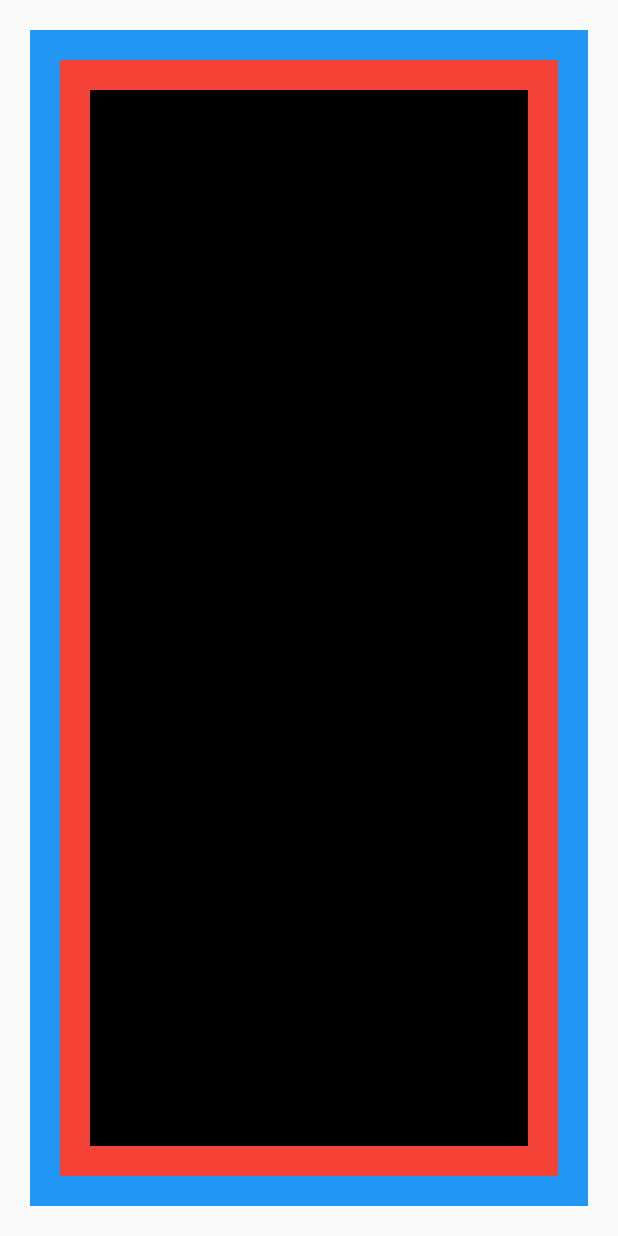
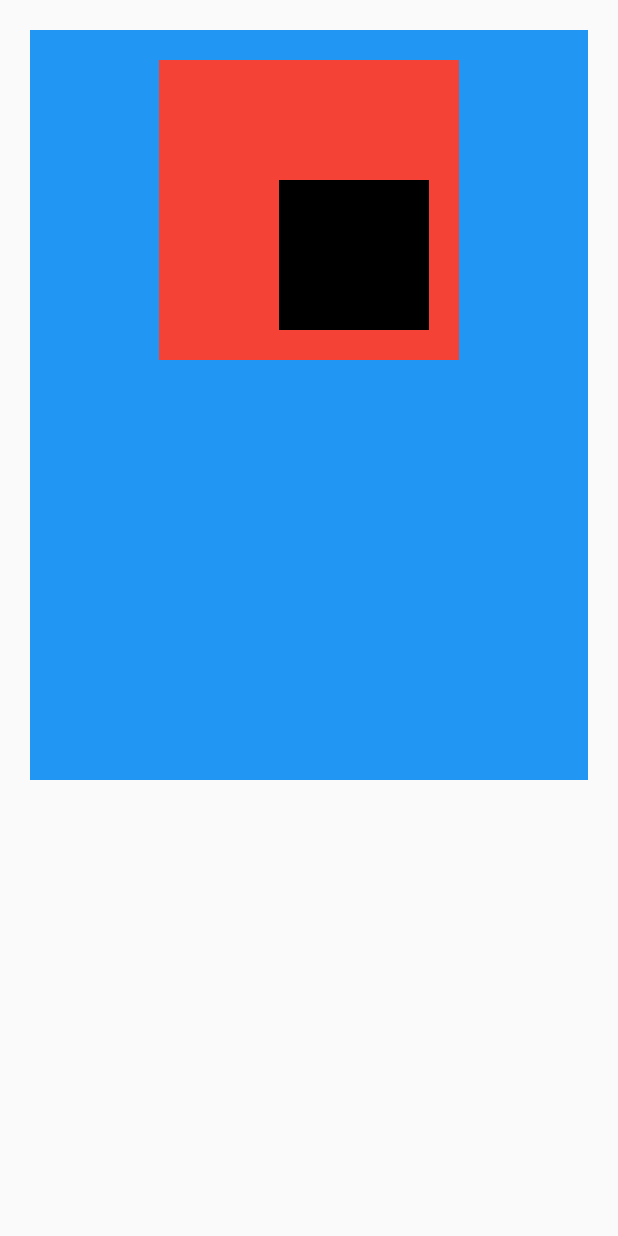
Before and after one commit to atorigin/flutter_book, a Flutter app: the screen it shows after launch, on a phone screen of 412 x 824 dp. Run offline on Flutter 3.47's test engine with Material 2 defaults, Android fonts, the phone set to English and light mode, and no system bars.

Commit message:
練習 3-5-2

```diff
--- a/ch3/lib/screens/home_screen.dart
+++ b/ch3/lib/screens/home_screen.dart
@@ -7,12 +7,20 @@ class HomeScreen extends StatelessWidget {
     // ignore: prefer_const_constructors
     return Scaffold(
       body: Container(
+        alignment: Alignment.topCenter,
+        width: 500,
+        height: 500,
         margin: EdgeInsets.all(20),
         color: Colors.blue,
         child: Container(
+          alignment: Alignment.bottomRight,
+          width: 200,
+          height: 200,
           margin: EdgeInsets.all(20),
           color: Colors.red,
           child: Container(
+            width: 100,
+            height: 100,
             margin: EdgeInsets.all(20),
             color: Colors.black,
           ),
```
